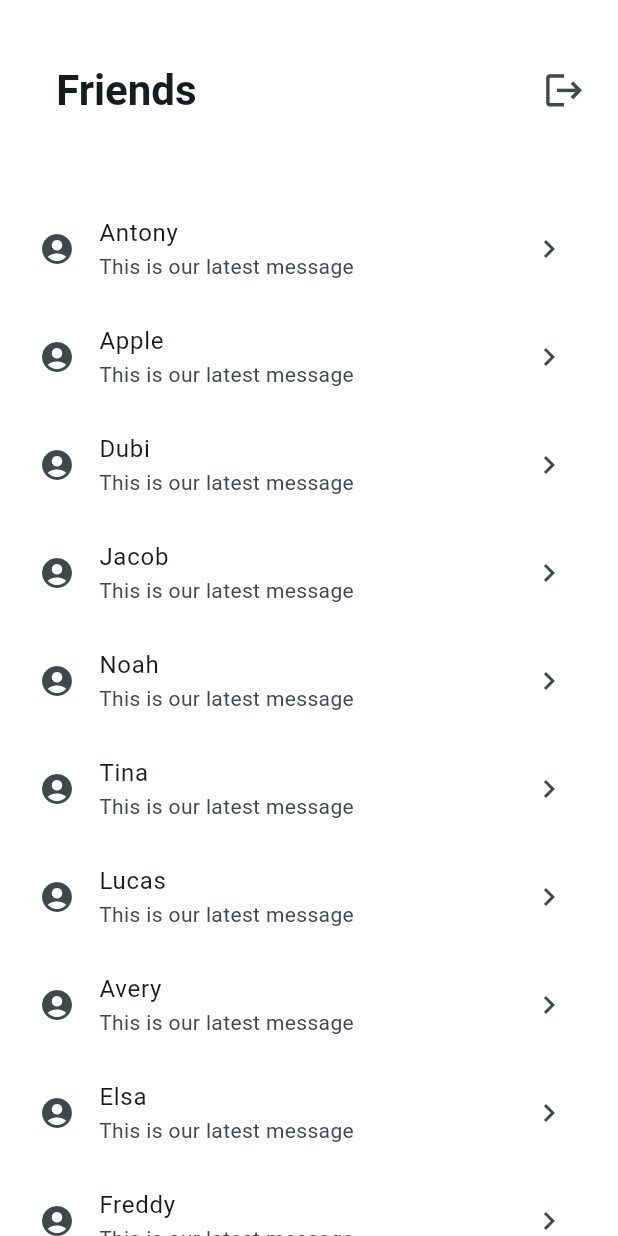
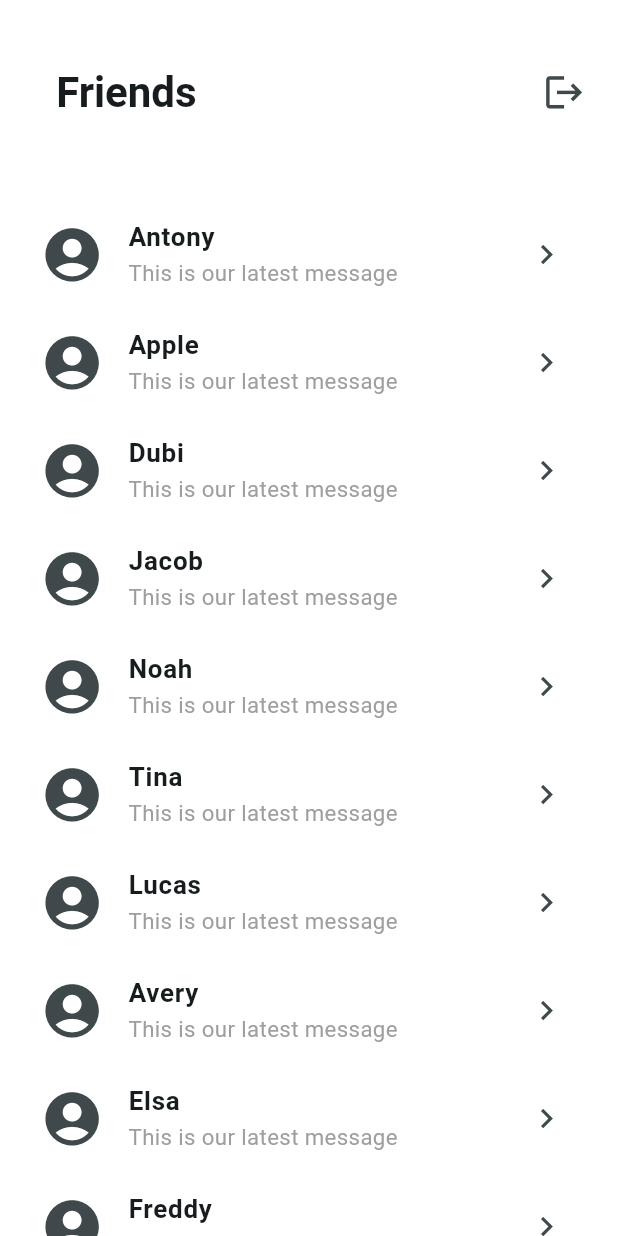
Before and after one commit to HOSHICHEN7267/ITS_chatbot, a Flutter app: the screen it shows once a user with an empty profile is signed in, on a phone screen of 412 x 824 dp. Run offline on Flutter 3.47's test engine with Material 3 defaults, Android fonts, the phone set to English and light mode, and no system bars; our stand-ins replace firebase_auth, firebase_core, google_sign_in; accounts and stored records are empty.

Commit message:
Phase 7: Complete chat list page UI

```diff
--- a/lib/pages/chat_list_page.dart
+++ b/lib/pages/chat_list_page.dart
@@ -40,7 +40,7 @@ class _ChatListPageState extends State<ChatListPage> {
       backgroundColor: Theme.of(context).colorScheme.primary,
       appBar: AppBar(
         scrolledUnderElevation: 0.0,
-        toolbarHeight: 120,
+        toolbarHeight: screenHeight * 0.149,
         backgroundColor: Theme.of(context).colorScheme.primary,
         title: Padding(
           padding: EdgeInsets.only(left: screenWidth * 0.052),
@@ -63,26 +63,26 @@ class _ChatListPageState extends State<ChatListPage> {
             ],
           ),
         ),
-        // shape: const Border(bottom: BorderSide(color: Colors.grey, width: 3)),
         actions: [
           IconButton(
             onPressed: userLogout,
             icon: const Icon(Icons.logout),
             iconSize: screenWidth * 0.07,
-            padding: EdgeInsets.only(right: screenWidth * 0.052),
+            padding: EdgeInsets.all(screenWidth * 0.052),
           ),
         ],
       ),
       body: ListView.builder(
           itemCount: friendList.length,
-          padding: const EdgeInsets.all(10.0),
+          padding: EdgeInsets.all(screenWidth * 0.026),
           physics: const BouncingScrollPhysics(),
           itemBuilder: (BuildContext context, int index) {
             return ListTile(
-              leading: Icon(Icons.account_circle),
-              title: Text(friendList[index]),
-              subtitle: const Text("This is our latest message"),
-              trailing: Icon(Icons.navigate_next),
+              leading: Icon(Icons.account_circle, size: screenWidth * 0.104,),
+              title: Text(friendList[index], style: TextStyle(fontWeight: FontWeight.bold, fontSize: screenWidth * 0.042),),
+              subtitle: Text("This is our latest message", style: TextStyle(color: Colors.grey, fontSize: screenWidth * 0.036),),
+              trailing: Icon(Icons.navigate_next, size: screenWidth * 0.063,),
+              onTap: (){},
             );
           }),
     );
```
